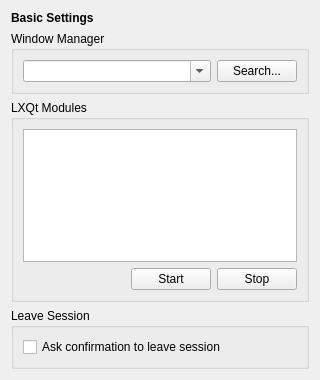
Old version of the form lxqt-config-session/basicsettings.ui in the repository lxqt/lxqt-session.
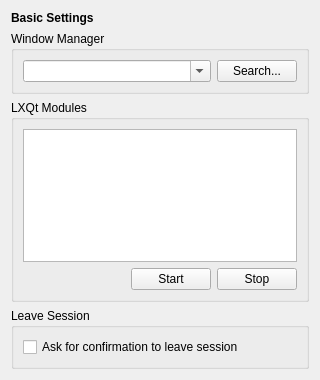
New version of the form.

Commit message:
config: fix "leave confirmation dialog" label
Reported in lxde/lxqt#712.

```diff
--- a/lxqt-config-session/basicsettings.ui
+++ b/lxqt-config-session/basicsettings.ui
@@ -114,7 +114,7 @@
       <item>
        <widget class="QCheckBox" name="leaveConfirmationCheckBox">
         <property name="text">
-         <string>Ask confirmation to leave session</string>
+         <string>Ask for confirmation to leave session</string>
         </property>
        </widget>
       </item>
```
